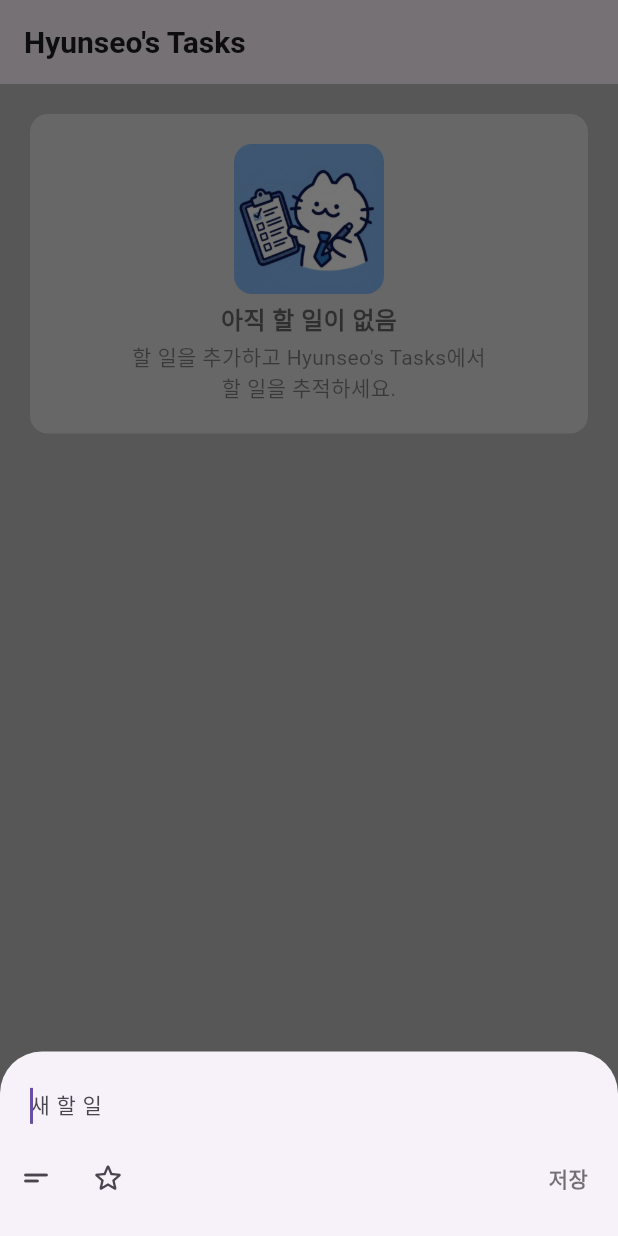
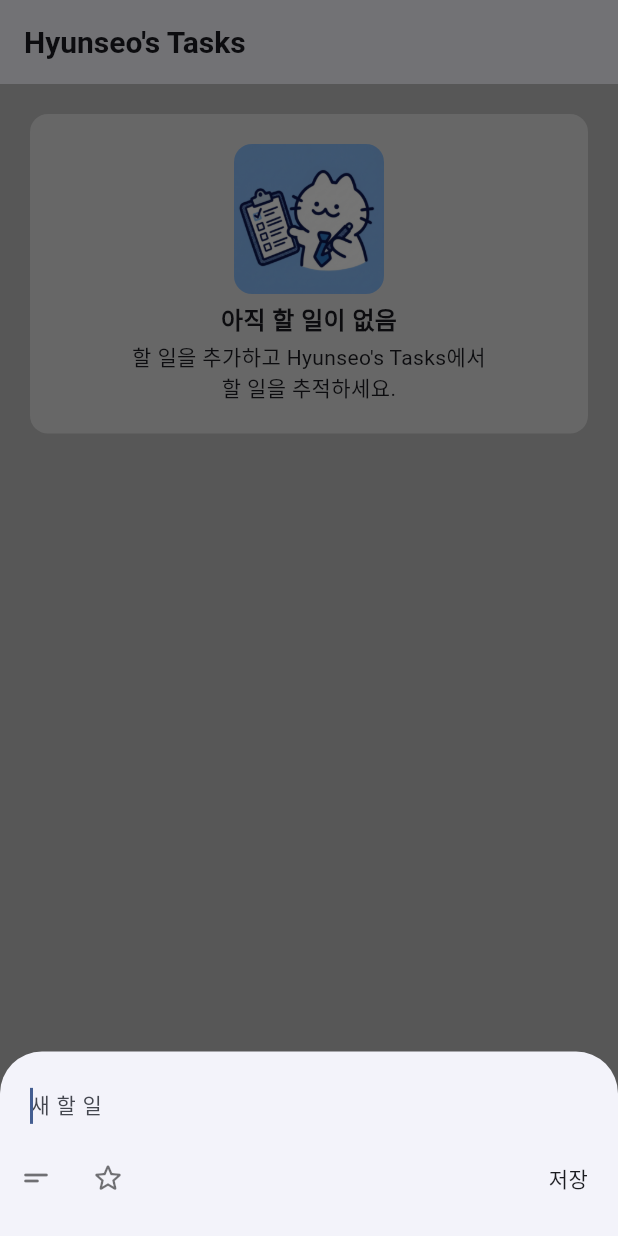
Before and after one commit to kimhyunseo/tasks, a Flutter app: the screen it shows after launch, after a tap on the "add" icon, on a phone screen of 412 x 824 dp. Run offline on Flutter 3.47's test engine with Material 3 defaults, Android fonts, the phone set to English and light mode, and no system bars.

Commit message:
feat(theme): dark & light 테마 구현

```diff
--- a/lib/main.dart
+++ b/lib/main.dart
@@ -1,5 +1,6 @@
 import 'package:flutter/material.dart';
 import 'package:tasks/pages/home/home_page.dart';
+import 'package:tasks/theme.dart';
 
 void main() {
   runApp(const MyApp());
@@ -11,10 +12,9 @@ class MyApp extends StatelessWidget {
   Widget build(BuildContext context) {
     return MaterialApp(
       title: "Hyunseo's Tasks",
-      theme: ThemeData(
-        primaryColor: Colors.blueAccent,
-        scaffoldBackgroundColor: Colors.grey[400],
-      ),
+      themeMode: ThemeMode.light,
+      theme: lightTheme,
+      darkTheme: darkTheme,
       home: HomePage(),
     );
   }
--- a/lib/pages/home/home_page.dart
+++ b/lib/pages/home/home_page.dart
@@ -37,12 +37,12 @@ class _HomePageState extends State<HomePage> {
     });
   }
 
-  void showSnack(BuildContext bottomSheetContext, String message) {
-    ScaffoldMessenger.of(bottomSheetContext).showSnackBar(
+  void showSnack(String message) {
+    ScaffoldMessenger.of(context).showSnackBar(
       SnackBar(
         content: Text(message),
         behavior: SnackBarBehavior.floating,
-        duration: Duration(seconds: 5),
+        duration: Duration(seconds: 2),
         margin: EdgeInsets.only(bottom: 400),
       ),
     );
@@ -63,12 +63,11 @@ class _HomePageState extends State<HomePage> {
           showModalBottomSheet(
             context: context,
             isScrollControlled: true,
-            builder: (bottomContext) => PlusTodo(onCreate: onCreate),
+            builder: (context) =>
+                PlusTodo(onCreate: onCreate, onSnack: showSnack),
           );
         },
-        backgroundColor: Colors.blue,
-        shape: RoundedRectangleBorder(borderRadius: BorderRadius.circular(30)),
-        child: Icon(Icons.add, color: Colors.white, size: 24),
+        child: Icon(Icons.add),
       ),
 
       body: Column(
--- a/lib/pages/home/widgets/empty_todo.dart
+++ b/lib/pages/home/widgets/empty_todo.dart
@@ -12,7 +12,7 @@ class EmptyTodo extends StatelessWidget {
       width: double.infinity,
       decoration: BoxDecoration(
         borderRadius: BorderRadius.circular(12),
-        color: Colors.white54,
+        color: Theme.of(context).colorScheme.surfaceContainer,
       ),
       child: Column(
         children: [
@@ -30,17 +30,13 @@ class EmptyTodo extends StatelessWidget {
           SizedBox(height: 5),
           Text(
             "아직 할 일이 없음",
-            style: TextStyle(
-              fontSize: 16,
-              fontWeight: FontWeight.bold,
-              color: Colors.black54,
-            ),
+            style: TextStyle(fontSize: 16, fontWeight: FontWeight.bold),
           ),
           SizedBox(height: 2),
           Text(
             "할 일을 추가하고 $appName에서\n할 일을 추적하세요.",
             textAlign: TextAlign.center,
-            style: TextStyle(fontSize: 14, color: Colors.black45),
+            style: TextStyle(fontSize: 14),
           ),
         ],
       ),
--- a/lib/pages/home/widgets/plus_todo.dart
+++ b/lib/pages/home/widgets/plus_todo.dart
@@ -2,8 +2,9 @@ import 'package:flutter/material.dart';
 import 'package:tasks/pages/home/widgets/todo_entity.dart';
 
 class PlusTodo extends StatefulWidget {
-  const PlusTodo({super.key, required this.onCreate});
+  const PlusTodo({super.key, required this.onCreate, required this.onSnack});
   final void Function(ToDoEntity) onCreate;
+  final void Function(String) onSnack;
   @override
   State<PlusTodo> createState() => _PlusTodoState();
 }
@@ -22,6 +23,7 @@ class _PlusTodoState extends State<PlusTodo> {
 
     if (value.trim().isEmpty) {
       titleFocusNode.requestFocus();
+      widget.onSnack("할 일을 입력해주세요");
       return;
     }
 
@@ -46,7 +48,6 @@ class _PlusTodoState extends State<PlusTodo> {
     return Container(
       padding: EdgeInsets.only(
         top: 12,
-        // left: 20,
         right: 20,
         bottom: MediaQuery.of(context).viewInsets.bottom + 15,
       ),
@@ -118,13 +119,7 @@ class _PlusTodoState extends State<PlusTodo> {
                 onTap: () {
                   onSubmit();
                 },
-                child: Text(
-                  "저장",
-                  style: TextStyle(
-                    color: Colors.black54,
-                    fontWeight: FontWeight.bold,
-                  ),
-                ),
+                child: Text("저장"),
               ),
             ],
           ),
--- a/lib/pages/home/widgets/todo_widget.dart
+++ b/lib/pages/home/widgets/todo_widget.dart
@@ -26,7 +26,7 @@ class _ToDoWidgetState extends State<ToDoWidget> {
       margin: EdgeInsets.symmetric(vertical: 8),
       padding: EdgeInsets.symmetric(horizontal: 8),
       decoration: BoxDecoration(
-        color: Colors.white54,
+        color: Theme.of(context).colorScheme.surfaceContainer,
         borderRadius: BorderRadius.circular(12),
       ),
       child: Row(
@@ -52,7 +52,6 @@ class _ToDoWidgetState extends State<ToDoWidget> {
               decoration: widget.todo.isDone
                   ? TextDecoration.lineThrough
                   : TextDecoration.none,
-              color: widget.todo.isDone ? Colors.black45 : Colors.black,
             ),
           ),
           Spacer(),
--- /dev/null
+++ b/lib/theme.dart
@@ -0,0 +1,38 @@
+import 'package:flutter/material.dart';
+
+final lightTheme = ThemeData(
+  useMaterial3: true,
+  scaffoldBackgroundColor: Colors.grey.shade400,
+  colorScheme: ColorScheme.fromSeed(
+    seedColor: Colors.blueAccent,
+    brightness: Brightness.light,
+    surfaceContainer: Colors.white54,
+  ),
+  floatingActionButtonTheme: FloatingActionButtonThemeData(
+    backgroundColor: Colors.blueAccent,
+    foregroundColor: Colors.white,
+    iconSize: 24,
+    shape: const CircleBorder(),
+  ),
+  iconButtonTheme: IconButtonThemeData(
+    style: ButtonStyle(foregroundColor: WidgetStatePropertyAll(Colors.black54)),
+  ),
+);
+
+final darkTheme = ThemeData(
+  useMaterial3: true,
+  colorScheme: ColorScheme.fromSeed(
+    seedColor: Colors.indigo,
+    brightness: Brightness.dark,
+    surfaceContainer: Colors.white12,
+  ),
+  floatingActionButtonTheme: FloatingActionButtonThemeData(
+    backgroundColor: Colors.indigo,
+    foregroundColor: Colors.white,
+    iconSize: 24,
+    shape: const CircleBorder(),
+  ),
+  iconButtonTheme: IconButtonThemeData(
+    style: ButtonStyle(foregroundColor: WidgetStatePropertyAll(Colors.white60)),
+  ),
+);
```
